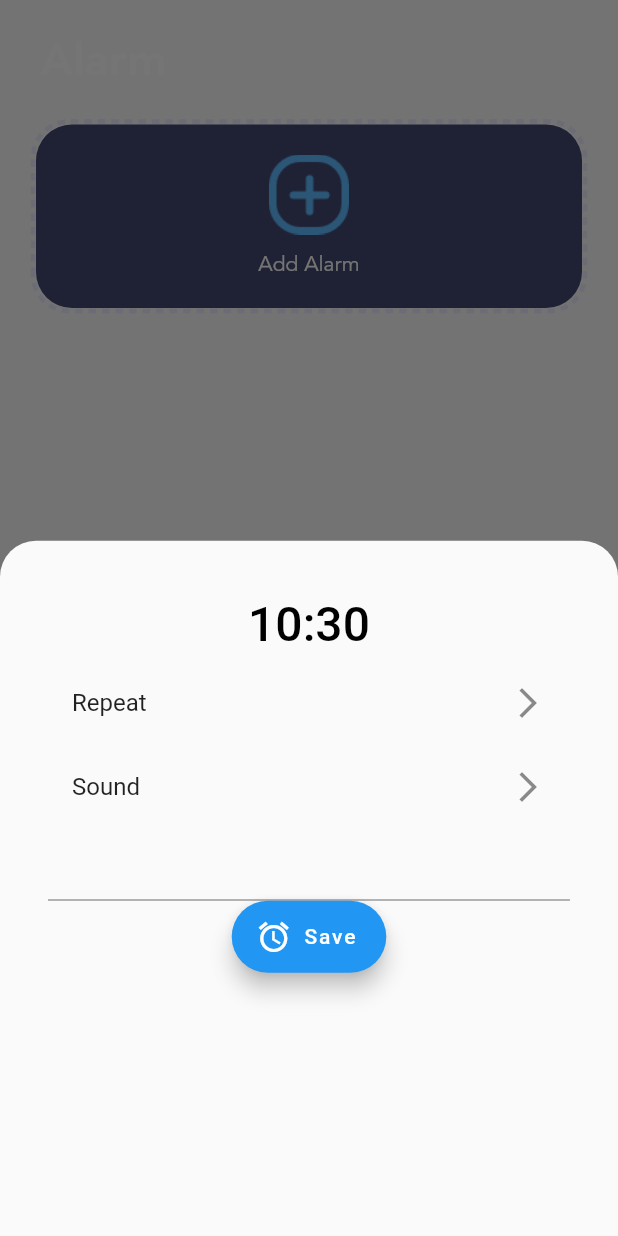
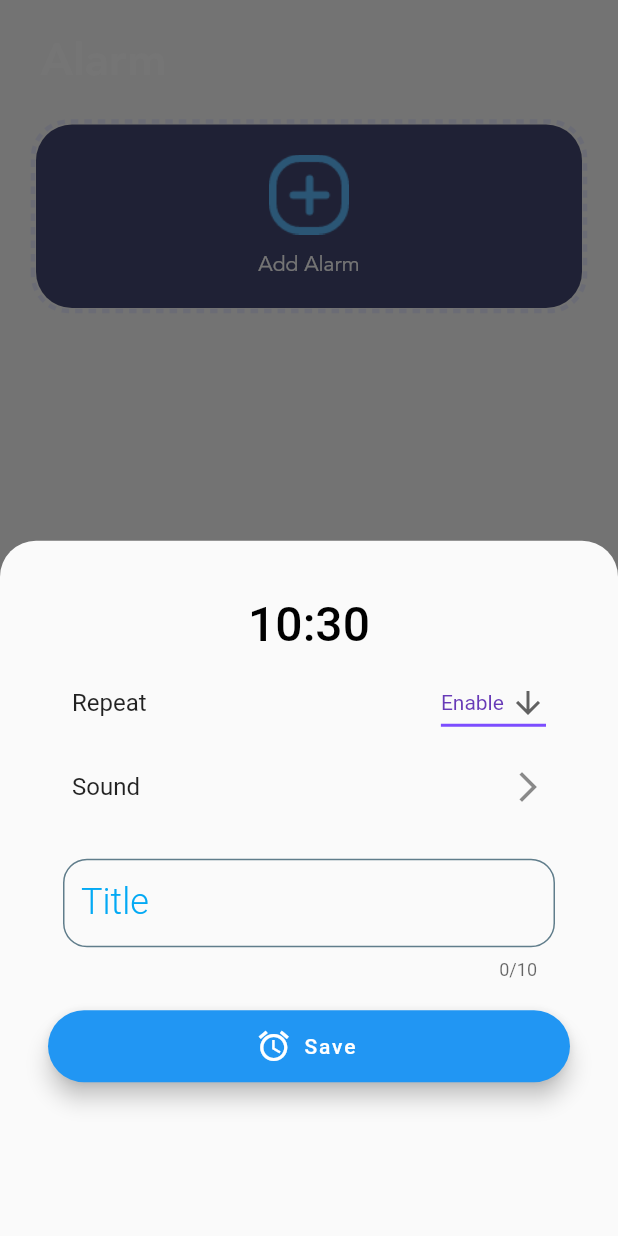
Before and after one commit to arslankaleem7229/simple-clock-flutter, a Flutter app: the AlarmScreen widget shown alone on an empty page, opened directly, after a tap on "Add Alarm", on a phone screen of 412 x 824 dp. Run offline on Flutter 3.47's test engine with Material 2 defaults, Android fonts, the light colour scheme and no system bars; drawn by our look-alikes of dotted_border; our stand-ins replace flutter_local_notifications, sqflite; missing offline and left inert: custom_switch_button; accounts and stored records are empty.

Commit message:
Updated Add Alarm tab

```diff
--- a/lib/screens/alarm_screen.dart
+++ b/lib/screens/alarm_screen.dart
@@ -1,7 +1,6 @@
 import 'package:custom_switch_button/custom_switch_button.dart';
 import 'package:dotted_border/dotted_border.dart';
 import 'package:flutter/material.dart';
-import 'package:flutter/services.dart';
 import 'package:flutter_local_notifications/flutter_local_notifications.dart';
 import 'package:intl/intl.dart';
 import 'package:simple_clock_flutter/constants/text_widget.dart';
@@ -9,7 +8,6 @@ import 'package:simple_clock_flutter/constants/theme_data.dart';
 import 'package:simple_clock_flutter/main.dart';
 import 'package:simple_clock_flutter/models/alarm_helper.dart';
 import 'package:simple_clock_flutter/models/alarm_info.dart';
-import 'package:simple_clock_flutter/models/data.dart';
 
 class AlarmScreen extends StatefulWidget {
   @override
@@ -17,12 +15,19 @@ class AlarmScreen extends StatefulWidget {
 }
 
 class _AlarmScreenState extends State<AlarmScreen> {
+  TextEditingController _controller = TextEditingController();
   DateTime _alarmTime;
   String _alarmTimeString;
   AlarmHelper _alarmHelper = AlarmHelper();
   Future<List<AlarmInfo>> _alarms;
   List<AlarmInfo> _currentAlarms;
   String _title = '';
+  String _enableStatus;
+  @override
+  void dispose() {
+    _controller.dispose();
+    super.dispose();
+  }
 
   @override
   void initState() {
@@ -60,8 +65,7 @@ class _AlarmScreenState extends State<AlarmScreen> {
                       children: snapshot.data.map<Widget>((AlarmInfo alarm) {
                     bool _pending;
                     _pending = alarm.isPending == 1 ? true : false;
-                    var alarmTime =
-                        DateFormat('hh:mm aa').format(alarm.alarmDateTime);
+
                     var gradientColor = GradientTemplate
                         .gradientTemplate[alarm.gradientColorIndex].colors;
                     return Container(
@@ -184,7 +188,7 @@ class _AlarmScreenState extends State<AlarmScreen> {
                                       builder: (context, setModalState) {
                                         return Container(
                                           padding: const EdgeInsets.all(32),
-                                          child: Column(
+                                          child: ListView(
                                             children: [
                                               ElevatedButton(
                                                 style: ButtonStyle(
@@ -233,40 +237,117 @@ class _AlarmScreenState extends State<AlarmScreen> {
                                               ),
                                               ListTile(
                                                 title: Text('Repeat'),
-                                                trailing: Icon(
-                                                    Icons.arrow_forward_ios),
-                                                //trailing:DropdownButton<String>(
-                                                //   value: "One",
-                                                //   icon: const Icon(Icons.arrow_downward),
-                                                //   iconSize: 24,
-                                                //   elevation: 16,
-                                                //   style: const TextStyle(color: Colors.deepPurple),
-                                                //   underline: Container(
-                                                //     height: 2,
-                                                //     color: Colors.deepPurpleAccent,
-                                                //   ),
-                                                //   onChanged: (String? newValue) {
-                                                //     setState(() {
-                                                //       dropdownValue = newValue!;
-                                                //     });
-                                                //   },
-                                                //   items: <String>['One', 'Two', 'Free', 'Four']
-                                                //       .map<DropdownMenuItem<String>>((String value) {
-                                                //     return DropdownMenuItem<String>(
-                                                //       value: value,
-                                                //       child: Text(value),
-                                                //     );
-                                                //   }).toList(),
-                                                // );
+                                                // trailing: Icon(
+                                                //     Icons.arrow_forward_ios),
+                                                trailing:
+                                                    DropdownButton<String>(
+                                                  value: "Enable",
+                                                  icon: const Icon(
+                                                      Icons.arrow_downward),
+                                                  iconSize: 24,
+                                                  elevation: 16,
+                                                  style: const TextStyle(
+                                                      color: Colors.deepPurple),
+                                                  underline: Container(
+                                                    height: 2,
+                                                    color:
+                                                        Colors.deepPurpleAccent,
+                                                  ),
+                                                  onChanged: (String newValue) {
+                                                    setState(() {
+                                                      _enableStatus = newValue;
+                                                    });
+                                                  },
+                                                  items: <String>[
+                                                    'Enable',
+                                                    'Disable'
+                                                  ].map<
+                                                          DropdownMenuItem<
+                                                              String>>(
+                                                      (String value) {
+                                                    return DropdownMenuItem<
+                                                        String>(
+                                                      value: value,
+                                                      child: Text(value),
+                                                    );
+                                                  }).toList(),
+                                                ),
                                               ),
                                               ListTile(
                                                 title: Text('Sound'),
                                                 trailing: Icon(
                                                     Icons.arrow_forward_ios),
                                               ),
-                                              TextField(),
+                                              Padding(
+                                                padding: EdgeInsets.symmetric(
+                                                    horizontal: 10,
+                                                    vertical: 20),
+                                                child: TextField(
+                                                  onChanged: (value) {
+                                                    _title = value;
+                                                  },
+                                                  decoration: InputDecoration(
+                                                    enabledBorder:
+                                                        OutlineInputBorder(
+                                                      borderRadius:
+                                                          BorderRadius.all(
+                                                        Radius.circular(16.0),
+                                                      ),
+                                                      borderSide: BorderSide(
+                                                        color: Colors.blueGrey,
+                                                      ),
+                                                    ),
+                                                    focusedBorder:
+                                                        OutlineInputBorder(
+                                                      borderRadius:
+                                                          BorderRadius.all(
+                                                        Radius.circular(16.0),
+                                                      ),
+                                                      borderSide: BorderSide(
+                                                        color:
+                                                            Colors.blueAccent,
+                                                      ),
+                                                    ),
+                                                    border: OutlineInputBorder(
+                                                        borderRadius:
+                                                            BorderRadius.all(
+                                                          Radius.circular(16.0),
+                                                        ),
+                                                        borderSide: BorderSide(
+                                                          color:
+                                                              Colors.blueAccent,
+                                                        )),
+                                                    labelText: "Title",
+                                                    labelStyle: TextStyle(
+                                                      color: Colors.lightBlue,
+                                                      fontSize: 24,
+                                                    ),
+                                                  ),
+                                                  textAlign: TextAlign.center,
+                                                  controller: _controller,
+                                                  style: TextStyle(
+                                                    color: Colors.redAccent,
+                                                    fontWeight: FontWeight.w300,
+                                                  ),
+                                                  cursorColor: Colors.redAccent,
+                                                  cursorWidth: 1.5,
+                                                  maxLength: 10,
+                                                ),
+                                              ),
                                               FloatingActionButton.extended(
-                                                onPressed: onSaveAlarm,
+                                                onPressed: () {
+                                                  int status;
+                                                  if (equalsIgnoreCase(
+                                                      _enableStatus,
+                                                      "Enable")) {
+                                                    status = 1;
+                                                  } else
+                                                    status = 0;
+                                                  _controller.clear();
+                                                  onSaveAlarm(
+                                                      title: _title,
+                                                      status: status);
+                                                },
                                                 icon: Icon(Icons.alarm),
                                                 label: Text('Save'),
                                               ),
@@ -339,7 +420,11 @@ class _AlarmScreenState extends State<AlarmScreen> {
     loadAlarms();
   }
 
-  void onSaveAlarm() {
+  bool equalsIgnoreCase(String string1, String string2) {
+    return string1?.toLowerCase() == string2?.toLowerCase();
+  }
+
+  void onSaveAlarm({String title, int status}) {
     DateTime scheduleAlarmDateTime;
     if (_alarmTime.isAfter(DateTime.now()))
       scheduleAlarmDateTime = _alarmTime;
@@ -349,8 +434,8 @@ class _AlarmScreenState extends State<AlarmScreen> {
     var alarmInfo = AlarmInfo(
       alarmDateTime: scheduleAlarmDateTime,
       gradientColorIndex: _currentAlarms.length,
-      title: 'alarm',
-      isPending: 1,
+      title: title,
+      isPending: status,
     );
     _alarmHelper.insertAlarm(alarmInfo);
     scheduleAlarm(
--- a/lib/screens/home.dart
+++ b/lib/screens/home.dart
@@ -1,5 +1,3 @@
-import 'dart:async';
-
 import 'package:flutter/cupertino.dart';
 import 'package:flutter/material.dart';
 import 'package:provider/provider.dart';
--- a/pubspec.yaml
+++ b/pubspec.yaml
@@ -34,6 +34,7 @@ dependencies:
   dotted_border: ^2.0.0
   provider: ^5.0.0
   intl : ^0.17.0
+  simple_timer: ^2.0.0
   custom_switch_button: ^0.5.0
 
 dev_dependencies:
```
Also changed, not shown: pubspec.lock.
